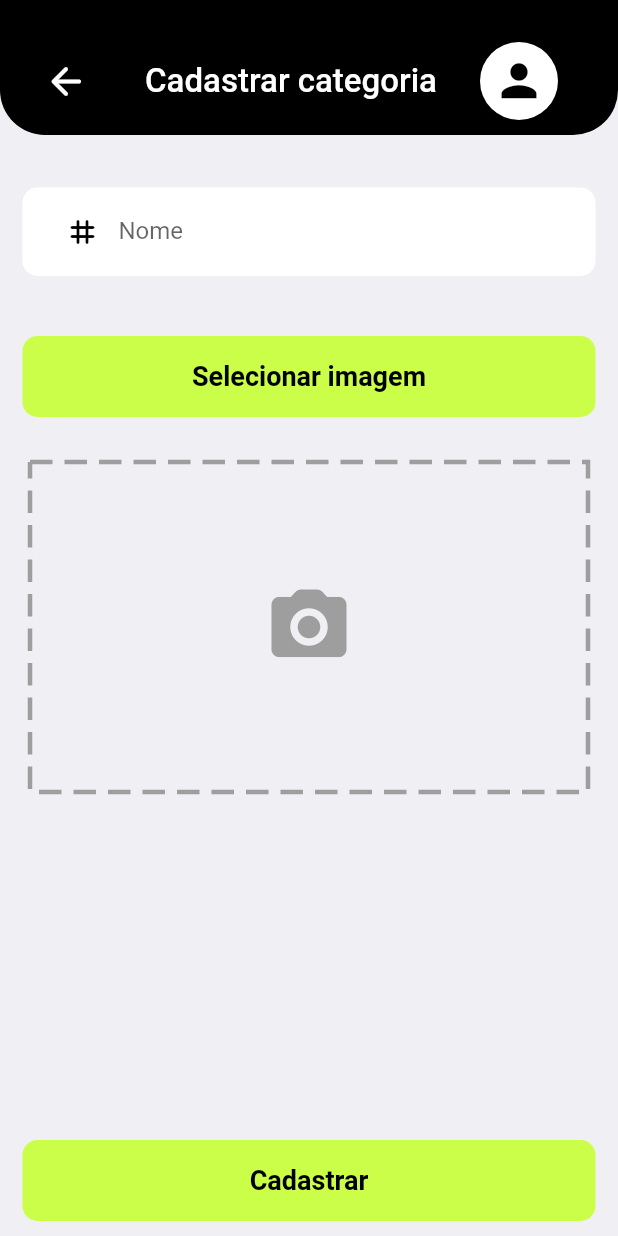
After one commit to guiqmaia/gear, a Flutter app: the CategorySignupPage screen opened directly, after a tap on "Selecionar imagem", on a phone screen of 412 x 824 dp. The commit adds this screen. Run offline on Flutter 3.47's test engine with Material 2 defaults, Android fonts, the phone set to English and light mode, and no system bars; drawn by our look-alikes of dotted_border; our stand-ins replace fl_chart, image_picker; missing offline and left inert: onboarding.

Commit message:
[update] update standard features

```diff
--- /dev/null
+++ b/lib/presenter/category_signup/widgets/body_category_signup.dart
@@ -0,0 +1,96 @@
+import 'dart:io';
+import 'dart:typed_data';
+
+import 'package:flutter/material.dart';
+import 'package:flutter/services.dart';
+import 'package:flutter/src/foundation/key.dart';
+import 'package:flutter/src/widgets/framework.dart';
+import 'package:image_picker/image_picker.dart';
+
+import '../../../core/app_assets.dart';
+import '../../category/category_page.dart';
+import '../../product_signup/Widgets/default_image_container.dart';
+import '../../shared/widgets/text_field_app.dart';
+import '../../shared/widgets/top_bar_app.dart';
+
+class BodyCategorySignup extends StatefulWidget {
+  const BodyCategorySignup({Key? key}) : super(key: key);
+
+  @override
+  State<BodyCategorySignup> createState() => _BodyCategorySignupState();
+}
+
+class _BodyCategorySignupState extends State<BodyCategorySignup> {
+  File? fileImg;
+  Uint8List? imgCategory;
+  Future pickImage() async {
+    try {
+      final fileImg =
+          await ImagePicker().pickImage(source: ImageSource.gallery);
+      if (fileImg == null) return;
+      final imageTemp = File(fileImg.path);
+      // ignore: avoid_print
+      print(imageTemp.readAsBytesSync());
+      setState(() {
+        this.fileImg = imageTemp;
+        imgCategory = imageTemp.readAsBytesSync();
+      });
+    } on PlatformException catch (e) {
+      // ignore: avoid_print
+      print('Falha em baixar imagem: $e');
+    }
+  }
+
+  @override
+  Widget build(BuildContext context) {
+    return Column(
+      children: [
+        const TopBarApp(
+          title: 'Cadastrar categoria',
+          pageRoute: CategoryPage(),
+          isProfile: true,
+        ),
+        const SizedBox(height: 20),
+        TextFieldApp(
+          labelItem: 'Nome',
+          iconInput: Icons.tag_rounded,
+          typeController: null,
+        ),
+        Container(
+          decoration: BoxDecoration(
+            borderRadius: BorderRadius.circular(10),
+            color: greenNeon,
+          ),
+          margin: const EdgeInsets.symmetric(
+            horizontal: 15,
+            vertical: 30,
+          ),
+          width: MediaQuery.of(context).size.width,
+          padding: const EdgeInsets.symmetric(
+            vertical: 3,
+          ),
+          child: TextButton(
+            onPressed: () {
+              pickImage();
+            },
+            child: const Text(
+              'Selecionar imagem',
+              style: TextStyle(
+                color: Colors.black,
+                fontSize: 18,
+                fontWeight: FontWeight.bold,
+              ),
+            ),
+          ),
+        ),
+        Container(
+          margin: const EdgeInsets.symmetric(horizontal: 20),
+          width: MediaQuery.of(context).size.width,
+          child: fileImg != null
+              ? Image.memory(imgCategory!)
+              : const DefaulImageContainer(),
+        ),
+      ],
+    );
+  }
+}
--- a/lib/presenter/product_signup/product_signup_page.dart
+++ b/lib/presenter/product_signup/product_signup_page.dart
@@ -1,4 +1,5 @@
 import 'package:flutter/material.dart';
+import 'package:gear/core/app_assets.dart';
 import '../home/home_page.dart';
 import '../shared/widgets/btn_standard_app.dart';
 
@@ -10,9 +11,10 @@ class ProductSignupPage extends StatelessWidget {
   @override
   Widget build(BuildContext context) {
     return Scaffold(
+      backgroundColor: backgroundGrey,
       body: const SignupPageBody(),
       bottomNavigationBar: BtnStandardApp(
-        title: 'Concluir',
+        title: 'Cadastrar',
         pageRoute: const HomePage(),
         widthBtn: MediaQuery.of(context).size.width,
       ),
```
Also changed, not shown: lib/presenter/category_signup/category_signup_page.dart (+3 -83 lines).
